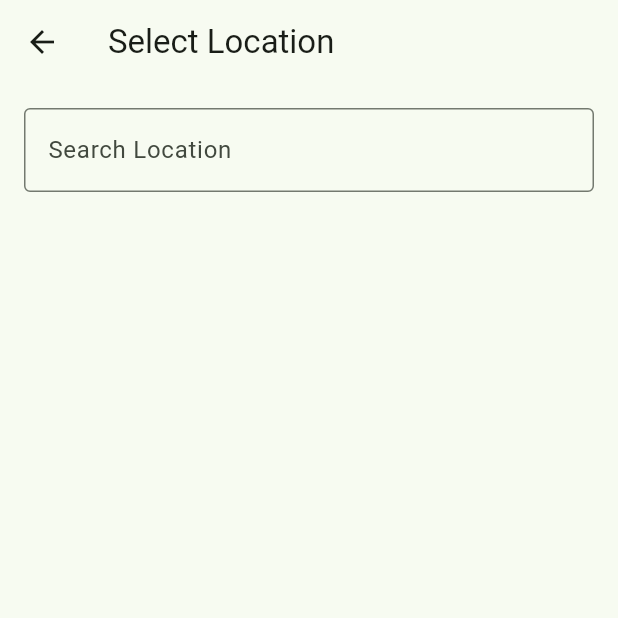
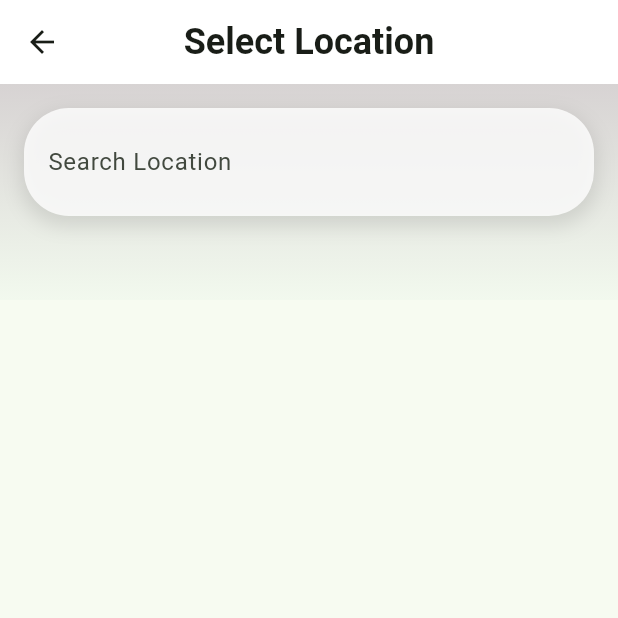
Before and after one commit to KJBotheju/modern_landscaping, a Flutter app: the Location screen opened directly, on a phone screen of 412 x 824 dp, the top half of it. Run offline on Flutter 3.47's test engine with Material 3 defaults, Android fonts, the phone set to English and light mode, and no system bars; our stand-ins replace carousel_slider, cloud_firestore, firebase_auth, firebase_core, shared_preferences; accounts and stored records are empty.

Commit message:
add styles

```diff
--- a/lib/pages/Location.dart
+++ b/lib/pages/Location.dart
@@ -23,7 +23,6 @@
     _fetchLocations();
   }
 
-  // Fetch distinct locations from Firestore
   Future<void> _fetchLocations() async {
     try {
       QuerySnapshot querySnapshot = await FirebaseFirestore.instance
@@ -39,21 +38,20 @@
 
       setState(() {
         _locations.addAll(distinctLocations);
-        _isLoading = false; // Stop loading
+        _isLoading = false;
       });
     } catch (e) {
       print("Error fetching locations: $e");
       setState(() {
-        _isLoading = false; // Stop loading even on error
+        _isLoading = false;
       });
     }
   }
 
-  // Filter locations based on search query and show the locations list
   void _filterLocations(String query) {
     setState(() {
       _searchQuery = query;
-      _showLocations = query.isNotEmpty; // Show list only if query is not empty
+      _showLocations = query.isNotEmpty;
       _filteredLocations = _locations
           .where((location) =>
               location.toLowerCase().contains(query.toLowerCase()))
@@ -61,7 +59,6 @@
     });
   }
 
-  // Fetch and display user details for the selected location, then hide locations list
   void _selectLocation(String location) async {
     final userDetailsSnapshot = await FirebaseFirestore.instance
         .collection('Users')
@@ -80,8 +77,8 @@
     setState(() {
       _userDetails = userDetails;
       _selectedLocation = location;
-      _showLocations = false; // Hide locations list after selection
-      _searchQuery = ''; // Clear search query
+      _showLocations = false;
+      _searchQuery = '';
     });
   }
 
@@ -89,21 +86,52 @@
   Widget build(BuildContext context) {
     return Scaffold(
       appBar: AppBar(
-        title: const Text('Select Location'),
+        backgroundColor: Colors.white,
+        title: const Text(
+          'Select Location',
+          style: TextStyle(fontWeight: FontWeight.bold, fontSize: 24),
         ),
-      body: _isLoading
-          ? const Center(
-              child: CircularProgressIndicator()) // Loading indicator
+        centerTitle: true,
+        elevation: 0,
+      ),
+      body: Container(
+        decoration: const BoxDecoration(
+          gradient: LinearGradient(
+            colors: [
+              Color.fromARGB(255, 215, 211, 211),
+              Color.fromARGB(255, 242, 249, 238)
+            ],
+            begin: Alignment.topCenter,
+            end: Alignment.bottomCenter,
+          ),
+        ),
+        child: _isLoading
+            ? const Center(child: CircularProgressIndicator())
             : SingleChildScrollView(
                 padding: const EdgeInsets.all(16.0),
                 child: Column(
                   children: [
-                  TextField(
+                    Container(
+                      decoration: BoxDecoration(
+                        color: Colors.white.withOpacity(0.8),
+                        borderRadius: BorderRadius.circular(30),
+                        boxShadow: [
+                          BoxShadow(
+                            color: Colors.black.withOpacity(0.1),
+                            blurRadius: 10,
+                            spreadRadius: 2,
+                            offset: const Offset(0, 5),
+                          ),
+                        ],
+                      ),
+                      child: TextField(
                         decoration: const InputDecoration(
                           labelText: 'Search Location',
-                      border: OutlineInputBorder(),
+                          border: InputBorder.none,
+                          contentPadding: EdgeInsets.all(16),
                         ),
                         onChanged: _filterLocations,
+                      ),
                     ),
                     const SizedBox(height: 20),
                     if (_showLocations && _filteredLocations.isNotEmpty)
@@ -114,24 +142,47 @@
                         itemBuilder: (context, index) {
                           final location = _filteredLocations[index];
                           return Card(
-                          elevation: 4.0,
+                            shape: RoundedRectangleBorder(
+                              borderRadius: BorderRadius.circular(20),
+                            ),
+                            elevation: 8,
                             margin: const EdgeInsets.symmetric(vertical: 8.0),
                             child: ListTile(
-                            title: Text(location),
+                              title: Text(
+                                location,
+                                style: const TextStyle(
+                                  fontSize: 18,
+                                  fontWeight: FontWeight.w600,
+                                ),
+                              ),
+                              trailing: const Icon(
+                                Icons.location_on,
+                                color: Colors.green,
+                              ),
                               onTap: () => _selectLocation(location),
                             ),
                           );
                         },
                       )
                     else if (_showLocations && _filteredLocations.isEmpty)
-                    const Text('No locations found.'),
+                      const Text(
+                        'No locations found.',
+                        style: TextStyle(
+                          fontSize: 16,
+                          fontWeight: FontWeight.w500,
+                        ),
+                      ),
                     const SizedBox(height: 20),
                     if (_userDetails.isNotEmpty) ...[
                       Text(
                         '$_selectedLocation',
                         style: const TextStyle(
-                          fontSize: 18, fontWeight: FontWeight.bold),
+                          fontSize: 22,
+                          fontWeight: FontWeight.bold,
+                          color: Colors.black,
                         ),
+                      ),
+                      const SizedBox(height: 10),
                       ListView.builder(
                         shrinkWrap: true,
                         physics: const NeverScrollableScrollPhysics(),
@@ -139,12 +190,23 @@
                         itemBuilder: (context, index) {
                           final user = _userDetails[index];
                           return Card(
-                          elevation: 4.0,
+                            shape: RoundedRectangleBorder(
+                              borderRadius: BorderRadius.circular(15),
+                            ),
+                            elevation: 5,
                             margin: const EdgeInsets.symmetric(vertical: 8.0),
                             child: ListTile(
-                            title: Text(user['userType']),
+                              title: Text(
+                                user['userType'],
+                                style: const TextStyle(
+                                  fontWeight: FontWeight.w600,
+                                  fontSize: 18,
+                                ),
+                              ),
                               subtitle: Text(
-                                'Number: ${user['username']} \nType: ${user['number']}'),
+                                'Name: ${user['username']}\nNumber: ${user['number']}',
+                                style: const TextStyle(fontSize: 16),
+                              ),
                             ),
                           );
                         },
@@ -153,6 +215,7 @@
                   ],
                 ),
               ),
+      ),
     );
   }
 }
```
Also changed, not shown: lib/products/products.dart (+8 -1 lines). Lines whose indentation alone changed are shown as unchanged.
